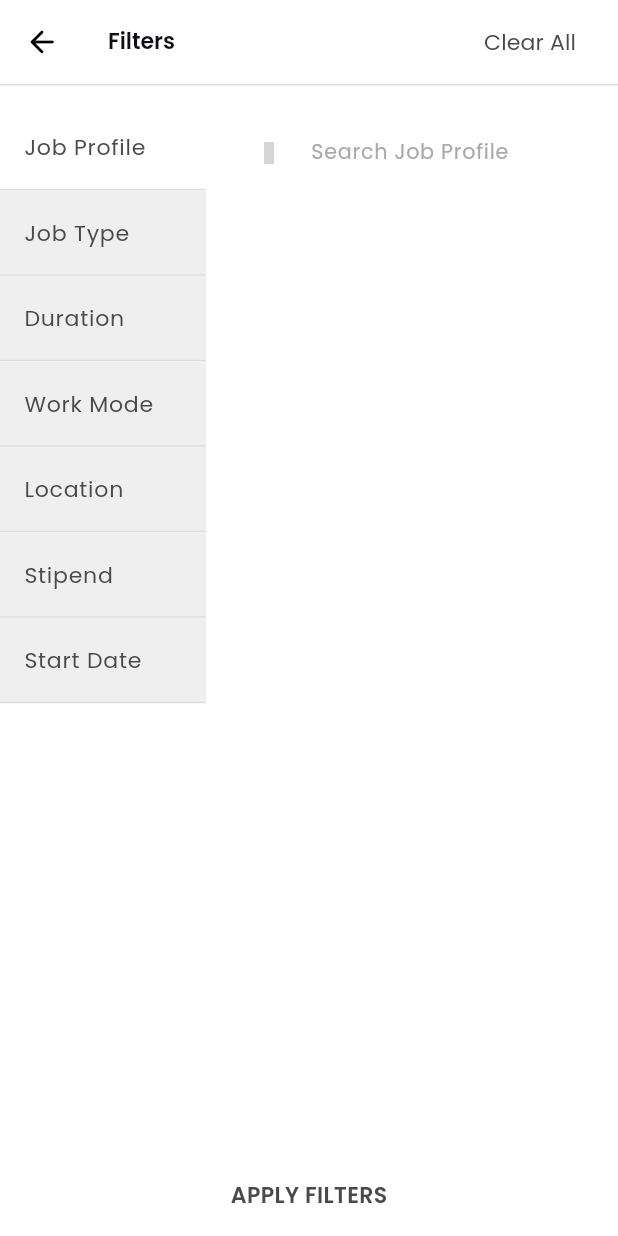
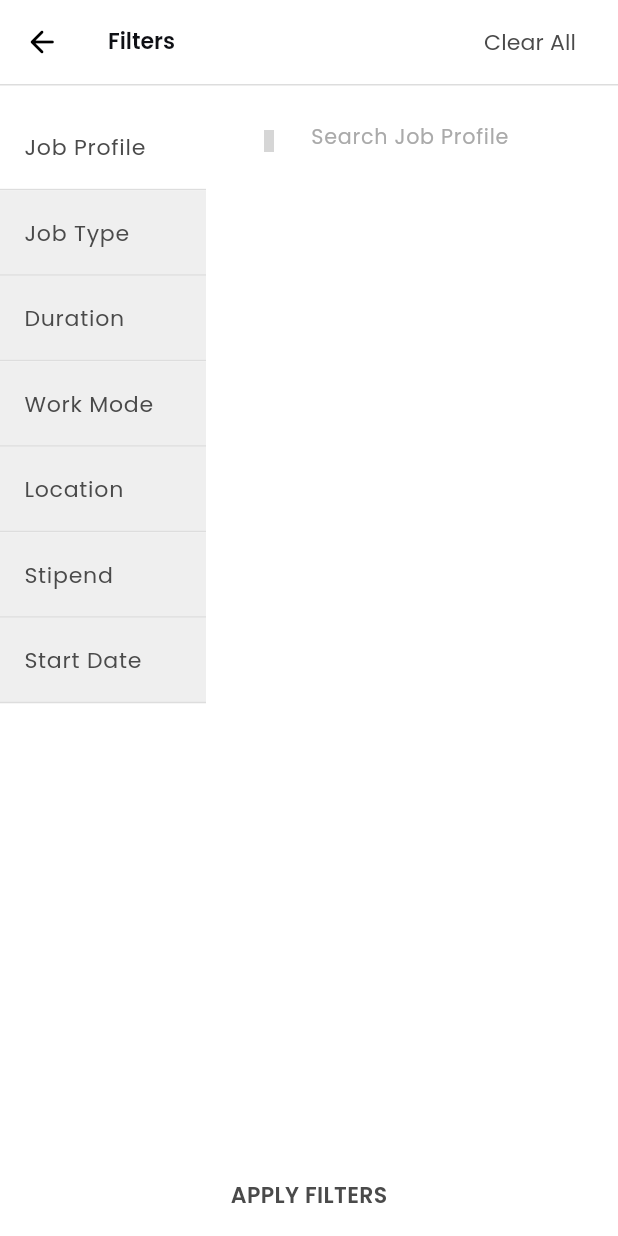
Before and after one commit to JatinDev2/init_thedevilwears_app_dev, a Flutter app: the FilterJobListings screen opened directly with empty values, on a phone screen of 412 x 824 dp. Run offline on Flutter 3.47's test engine with Material 3 defaults, Android fonts, the phone set to English and light mode, and no system bars; our stand-ins replace azlistview, carousel_slider, cloud_firestore, csc_picker, dropdown_button2, faker and 19 more; missing offline and left inert: alphabet_list_view, country_state_city, draggable_scrollbar, faker_dart, flutter_webview_plugin, multi_image_picker; accounts and stored records are empty; project files that could hold a hidden picture were left out; grey boxes are pictures that could not be loaded.

Commit message:
overflow issue fixed

```diff
--- a/lib/screens/jobs/filterScreen.dart
+++ b/lib/screens/jobs/filterScreen.dart
@@ -70,10 +70,6 @@ class _FilterJobListingsState extends State<FilterJobListings> {
         "Start Date": [],
       };
     });
-  }
-
-  Future<void> _selectDate(BuildContext context) async{
-
   }
 
 
@@ -214,8 +210,8 @@ class _FilterJobListingsState extends State<FilterJobListings> {
     if (_selectedTab == "Job Profile"){
       return SizedBox(
         height: _selectedOptions.isEmpty
-            ? MediaQuery.of(context).size.height - 150.h
-            : MediaQuery.of(context).size.height - 220.h,
+            ? MediaQuery.of(context).size.height - 120
+            : MediaQuery.of(context).size.height - 190,
         child: Column(
           children: [
             Container(
@@ -225,7 +221,7 @@ class _FilterJobListingsState extends State<FilterJobListings> {
                 top: 10.0.h,
                 bottom: 5.0.h,
               ),
-              height: 50.h,
+              height: 50,
               child: TextField(
                 decoration: InputDecoration(
                     prefixIcon: Icon(
@@ -264,10 +260,10 @@ class _FilterJobListingsState extends State<FilterJobListings> {
               height: 11.h,
             ),
             filterSearchOptions.isEmpty && isQuery
-                ? const Text("No reslts") :   SizedBox(
+                ? const Text("No results") :   SizedBox(
               height: _selectedOptions.isEmpty
-                  ? MediaQuery.of(context).size.height - 232.h
-                  : MediaQuery.of(context).size.height - 315.h,
+                  ? MediaQuery.of(context).size.height - 200
+                  : MediaQuery.of(context).size.height - 300,
               child: ListView.builder(
                 itemCount: filterSearchOptions.isNotEmpty? filterSearchOptions.length: options.length,
                 itemBuilder: (context, index) {
@@ -467,8 +463,8 @@ class _FilterJobListingsState extends State<FilterJobListings> {
       options = locations;
       return SizedBox(
         height: _selectedOptions.isEmpty
-            ? MediaQuery.of(context).size.height - 152.h
-            : MediaQuery.of(context).size.height - 224.h,
+            ? MediaQuery.of(context).size.height - 120
+            : MediaQuery.of(context).size.height - 190,
         child: Column(
           children: [
             Container(
@@ -520,8 +516,8 @@ class _FilterJobListingsState extends State<FilterJobListings> {
             filterSearchOptions.isEmpty && isQuery
                 ? const Text("No results") :   SizedBox(
               height: _selectedOptions.isEmpty
-                  ? MediaQuery.of(context).size.height - 232.h
-                  : MediaQuery.of(context).size.height - 315.h,
+                  ? MediaQuery.of(context).size.height - 200
+                  : MediaQuery.of(context).size.height - 300,
               child: ListView.builder(
                 itemCount: filterSearchOptions.isNotEmpty? filterSearchOptions.length: locations.length,
                 itemBuilder: (context, index) {
```
